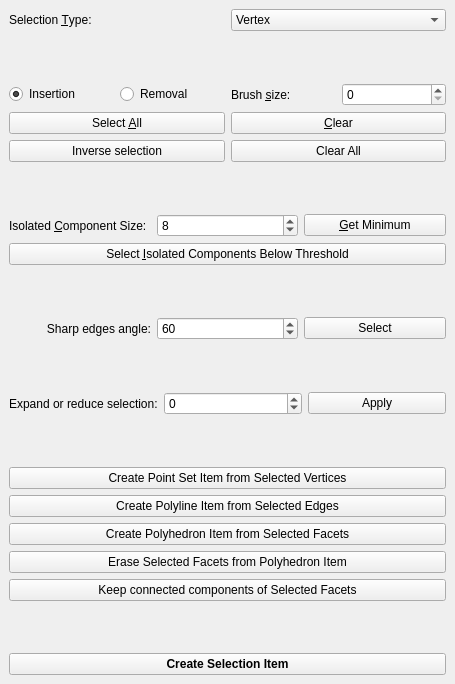
Old version of the form Polyhedron/demo/Polyhedron/Plugins/PMP/Selection_widget.ui in the repository CGAL/cgal.
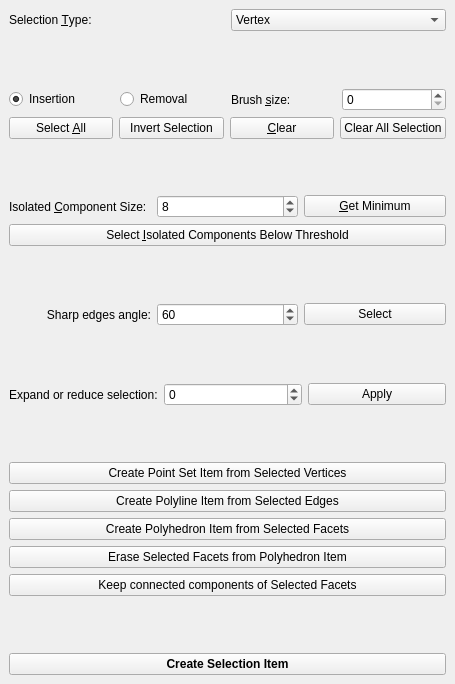
New version of the form.

What changed in the file:
```diff
--- a/Polyhedron/demo/Polyhedron/Plugins/PMP/Selection_widget.ui
+++ b/Polyhedron/demo/Polyhedron/Plugins/PMP/Selection_widget.ui
@@ -127,6 +127,16 @@
           </property>
          </widget>
         </item>
+        <item>
+         <widget class="QPushButton" name="Inverse_selection_button">
+          <property name="toolTip">
+           <string extracomment="Invert selection for Selection Type"/>
+          </property>
+          <property name="text">
+           <string>Invert Selection</string>
+          </property>
+         </widget>
+        </item>
         <item>
          <widget class="QPushButton" name="Clear_button">
           <property name="text">
@@ -134,27 +144,22 @@
           </property>
          </widget>
         </item>
+        <item>
+         <widget class="QPushButton" name="Clear_all_button">
+          <property name="toolTip">
+           <string extracomment="Clear selection for All Types"/>
+          </property>
+          <property name="text">
+           <string>Clear All Selection</string>
+          </property>
+         </widget>
+        </item>
        </layout>
       </item>
      </layout>
     </item>
     <item>
-     <layout class="QHBoxLayout" name="horizontalLayout_9" stretch="1,1">
-      <item>
-       <widget class="QPushButton" name="Inverse_selection_button">
-        <property name="text">
-         <string>Inverse selection</string>
-        </property>
-       </widget>
-      </item>
-      <item>
-       <widget class="QPushButton" name="Clear_all_button">
-        <property name="text">
-         <string>Clear All</string>
-        </property>
-       </widget>
-      </item>
-     </layout>
+     <layout class="QHBoxLayout" name="horizontalLayout_9" stretch=""/>
     </item>
     <item>
      <spacer name="verticalSpacer_2">
```
Left out of the diff: 6 changed lines with no effect on the pictures.
